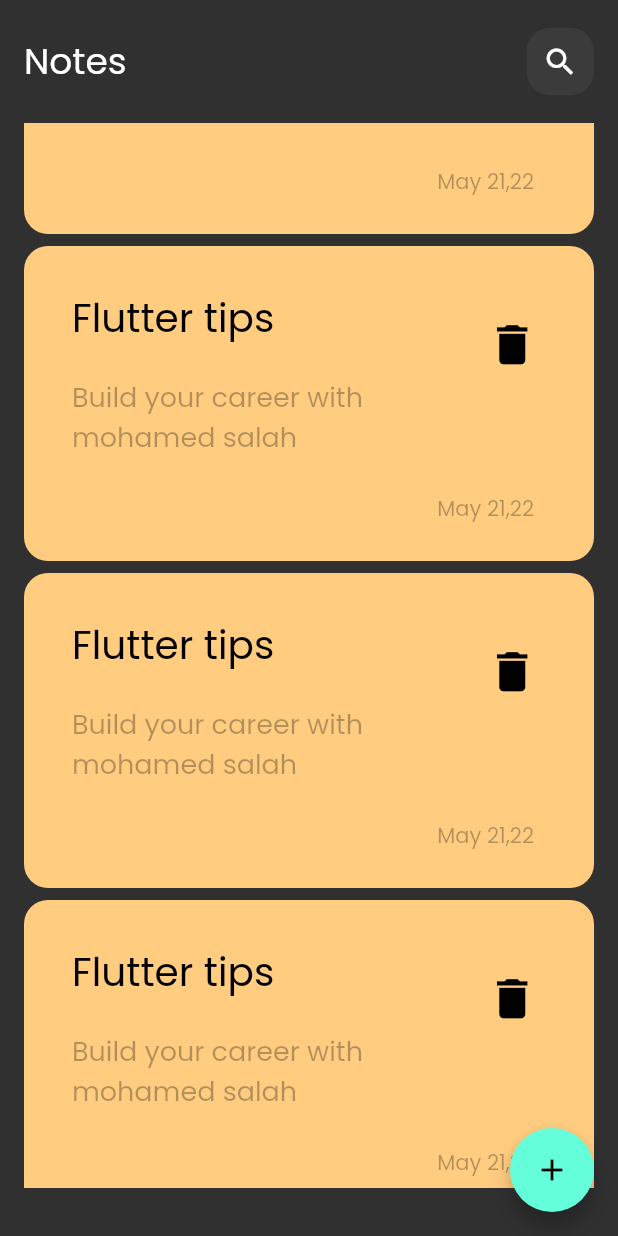
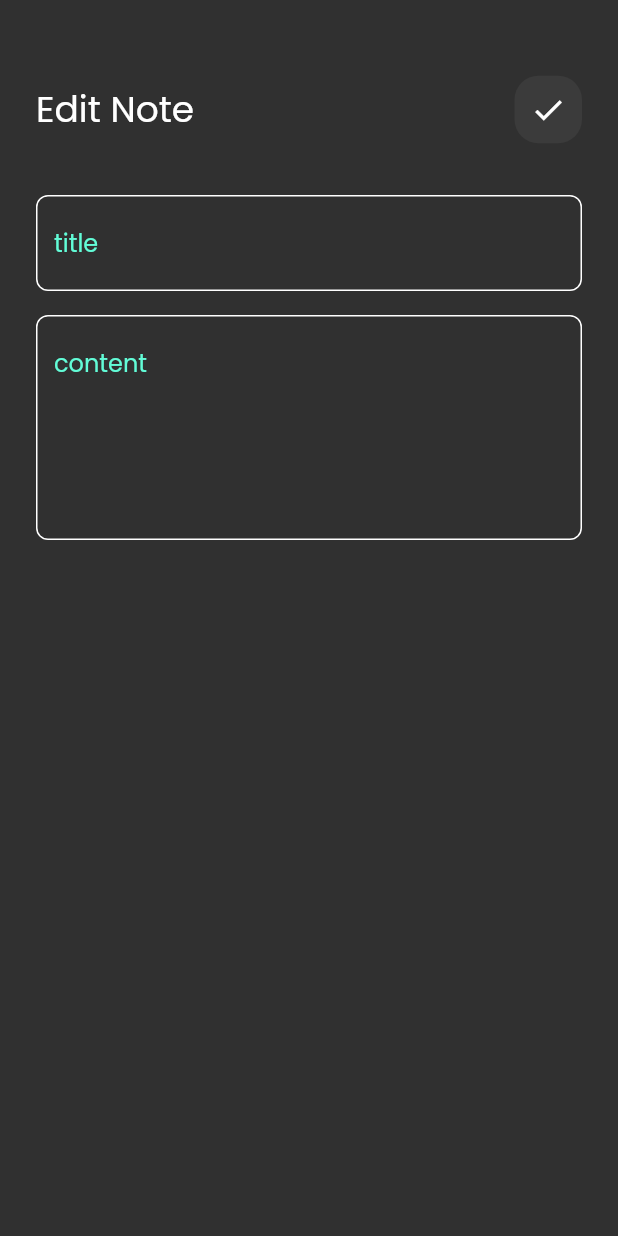
Before and after one commit to mohamedSalah1994/notes_app, a Flutter app: the screen it shows after launch, scrolled down 576 dp, after a tap on "Flutter tips", on a phone screen of 412 x 824 dp. Run offline on Flutter 3.47's test engine with Material 2 defaults, Android fonts, the phone set to English and light mode, and no system bars.

Commit message:
make edit view

```diff
--- /dev/null
+++ b/lib/views/edit_note_view.dart
@@ -0,0 +1,16 @@
+import 'package:flutter/material.dart';
+import 'package:flutter/src/widgets/container.dart';
+import 'package:flutter/src/widgets/framework.dart';
+
+import '../widgets/edit_note_view_body.dart';
+
+class EditNoteView extends StatelessWidget {
+  const EditNoteView({super.key});
+
+  @override
+  Widget build(BuildContext context) {
+    return const Scaffold(
+      body: EditNoteViewBody(),
+    );
+  }
+}
--- /dev/null
+++ b/lib/views/test_view.dart
@@ -0,0 +1,16 @@
+import 'package:flutter/material.dart';
+import 'package:flutter/src/widgets/container.dart';
+import 'package:flutter/src/widgets/framework.dart';
+
+class TestView extends StatelessWidget {
+  const TestView({super.key});
+
+  @override
+  Widget build(BuildContext context) {
+    return Scaffold(
+      appBar: AppBar(
+        title: Text('Test'),
+      ),
+    );
+  }
+}
--- a/lib/widgets/custom_app_bar.dart
+++ b/lib/widgets/custom_app_bar.dart
@@ -3,21 +3,26 @@ import 'package:flutter/material.dart';
 import 'package:notes_app/widgets/custom_serach_icon.dart';
 
 class CustomAppBar extends StatelessWidget {
-  const CustomAppBar({super.key});
-
+  const CustomAppBar({super.key, required this.text, required this.icon});
+  final String text;
+  final IconData icon;
   @override
   Widget build(BuildContext context) {
-    return Row(
-          children: const [
-             SizedBox(height: 50,),
-             Text('Notes' , style: TextStyle(fontSize: 24),),
-
-              Spacer(),
-
-              CustomSearchIcon()
-
-
-          ],
-        );
+    return Padding(
+      padding: const EdgeInsets.only(top: 24),
+      child: Row(
+        children: [
+         const SizedBox(
+            height: 50,
+          ),
+          Text(
+            text,
+            style: const TextStyle(fontSize: 24),
+          ),
+          const Spacer(),
+          CustomIcon(icon: icon,)
+        ],
+      ),
+    );
   }
 }
--- a/lib/widgets/custom_serach_icon.dart
+++ b/lib/widgets/custom_serach_icon.dart
@@ -1,20 +1,18 @@
 import 'package:flutter/material.dart';
 
- class CustomSearchIcon extends StatelessWidget {
-  const CustomSearchIcon({super.key});
-
+class CustomIcon extends StatelessWidget {
+  const CustomIcon({super.key, required this.icon, });
+  final IconData icon;
   @override
   Widget build(BuildContext context) {
     return Container(
       height: 45,
       width: 45,
-              decoration:  BoxDecoration(
+      decoration: BoxDecoration(
         color: Colors.white.withOpacity(0.05),
         borderRadius: BorderRadius.circular(16),
       ),
-              child: IconButton(onPressed: (){},
-               icon: const Icon(Icons.search)
-               ),
+      child: IconButton(onPressed: () {}, icon: Icon(icon)),
     );
   }
 }
--- a/lib/widgets/custom_text_field.dart
+++ b/lib/widgets/custom_text_field.dart
@@ -2,7 +2,7 @@ import 'package:flutter/material.dart';
 import 'package:notes_app/constants.dart';
 
 class CustomTextField extends StatelessWidget {
-  const CustomTextField({super.key, required this.hint,  this.maxLines = 1});
+  const CustomTextField({super.key, required this.hint, this.maxLines = 1});
   final String hint;
   final int maxLines;
   @override
@@ -10,6 +10,7 @@ class CustomTextField extends StatelessWidget {
     return TextField(
       cursorColor: kPrimaryColor,
       maxLines: maxLines,
+      textAlign: TextAlign.start,
       decoration: InputDecoration(
         hintText: hint,
         hintStyle: const TextStyle(color: kPrimaryColor),
--- /dev/null
+++ b/lib/widgets/edit_note_view_body.dart
@@ -0,0 +1,35 @@
+
+import 'package:flutter/material.dart';
+
+import 'package:notes_app/widgets/custom_app_bar.dart';
+import 'package:notes_app/widgets/custom_text_field.dart';
+
+class EditNoteViewBody extends StatelessWidget {
+  const EditNoteViewBody({super.key});
+
+  @override
+  Widget build(BuildContext context) {
+    return Padding(
+      padding: const EdgeInsets.all(24),
+      child: Column(
+        children: const [
+          CustomAppBar(
+            text: 'Edit Note',
+            icon: Icons.check
+          ),
+           SizedBox(
+            height: 32,
+          ),
+           CustomTextField(hint: 'title'),
+           SizedBox(
+            height: 16,
+          ),
+           CustomTextField(
+            hint: 'content',
+            maxLines: 5,
+          )
+        ],
+      ),
+    );
+  }
+}
--- a/lib/widgets/note_item.dart
+++ b/lib/widgets/note_item.dart
@@ -1,46 +1,63 @@
 import 'package:flutter/material.dart';
+import 'package:notes_app/views/edit_note_view.dart';
 
 class NoteItem extends StatelessWidget {
   const NoteItem({super.key});
 
   @override
   Widget build(BuildContext context) {
-    return Container(
+    return GestureDetector(
+      onTap: () {
+        Navigator.push(
+    context,
+    MaterialPageRoute(builder: (context) => const EditNoteView()),
+  );
+      },
+      child: Container(
         decoration: BoxDecoration(
           color: const Color(0xffFFCC80),
           borderRadius: BorderRadius.circular(16),
         ),
         child: Padding(
-        padding: const EdgeInsets.symmetric(vertical: 24 , horizontal: 16),
+          padding: const EdgeInsets.symmetric(vertical: 24, horizontal: 16),
           child: Column(
             crossAxisAlignment: CrossAxisAlignment.end,
             children: [
               ListTile(
-
                 title: const Text(
                   'Flutter tips',
-                style: TextStyle(color: Colors.black , fontSize: 26),
+                  style: TextStyle(color: Colors.black, fontSize: 26),
                 ),
                 subtitle: Padding(
                   padding: const EdgeInsets.symmetric(vertical: 20),
                   child: Text(
                     'Build your career with mohamed salah',
-                  style: TextStyle(color: Colors.black.withOpacity(0.3) , fontSize: 18),
+                    style: TextStyle(
+                        color: Colors.black.withOpacity(0.3), fontSize: 18),
                   ),
                 ),
-              trailing: IconButton(onPressed: () {}, icon: const Icon(Icons.delete , color: Colors.black , size: 35,)),
+                trailing: IconButton(
+                    onPressed: () {},
+                    icon: const Icon(
+                      Icons.delete,
+                      color: Colors.black,
+                      size: 35,
+                    )),
                 onTap: () {
                   // Add your onTap logic here
                 },
               ),
               Padding(
                 padding: const EdgeInsets.only(right: 24),
-               child: Text('May 21,22' , style: TextStyle(color: Colors.black.withOpacity(0.3)),),
+                child: Text(
+                  'May 21,22',
+                  style: TextStyle(color: Colors.black.withOpacity(0.3)),
+                ),
               )
             ],
           ),
         ),
-
+      ),
     );
   }
 }
--- a/lib/widgets/notes_view_body.dart
+++ b/lib/widgets/notes_view_body.dart
@@ -8,10 +8,11 @@ class NotesViewBody extends StatelessWidget {
   @override
   Widget build(BuildContext context) {
     return Padding(
-      padding: const EdgeInsets.all(16),
+      padding: const EdgeInsets.all(24),
       child: Column(
         children: const [
-           CustomAppBar(),
+
+           CustomAppBar(text: 'Notes' , icon: Icons.search,),
 
            NotesListView()
         ],
```
Lines whose indentation alone changed are shown as unchanged.
